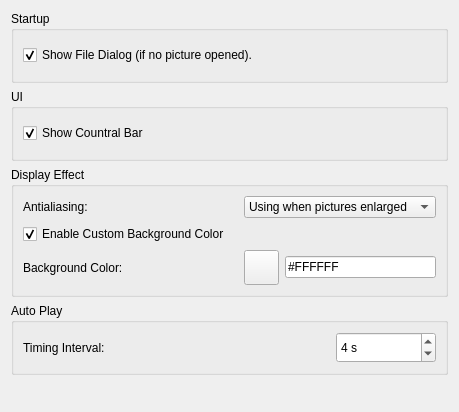
This is settingwidget.ui in yuezhao/ezviewer as Qt 5 draws it before an edit. The edited form follows.
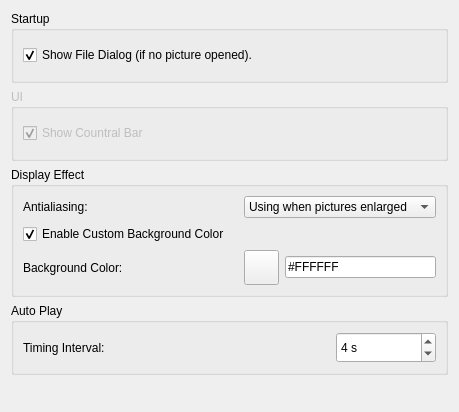
This is the edited form.

Patch:
```diff
--- a/settingwidget.ui
+++ b/settingwidget.ui
@@ -221,6 +221,9 @@
    </item>
    <item row="1" column="0">
     <widget class="QGroupBox" name="groupBox_4">
+     <property name="enabled">
+      <bool>false</bool>
+     </property>
      <property name="title">
       <string>UI</string>
      </property>
```
